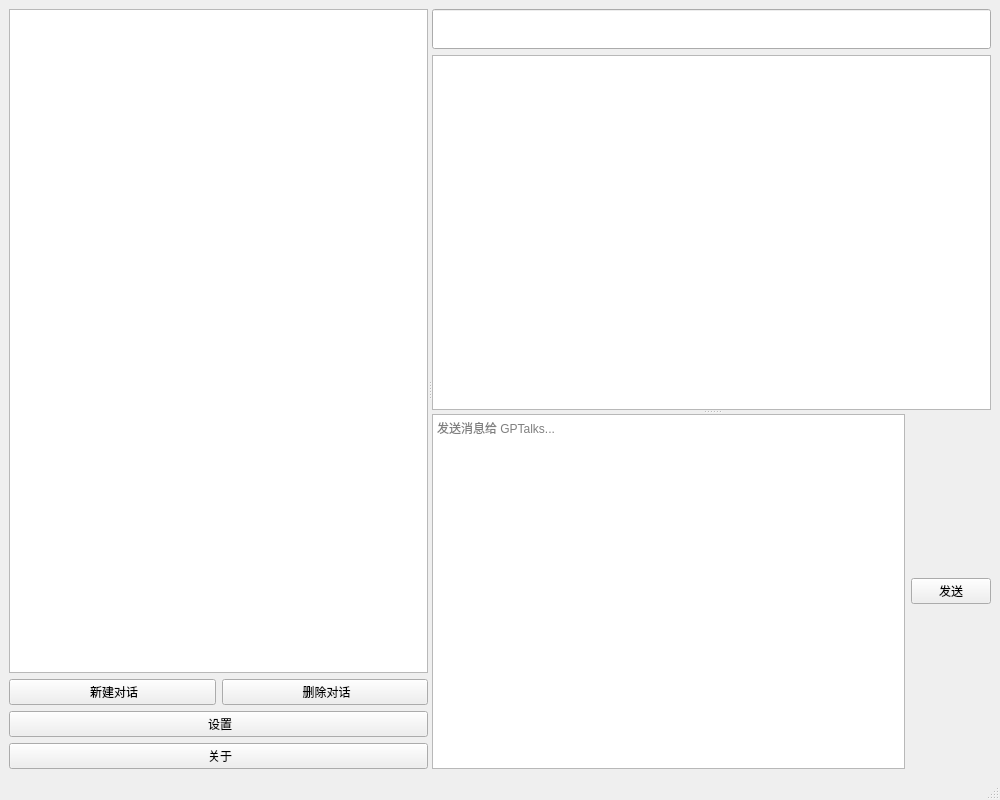
This is ui/main_window.ui in liyixin1/GPTalks as Qt 5 draws it before an edit. The edited form follows.
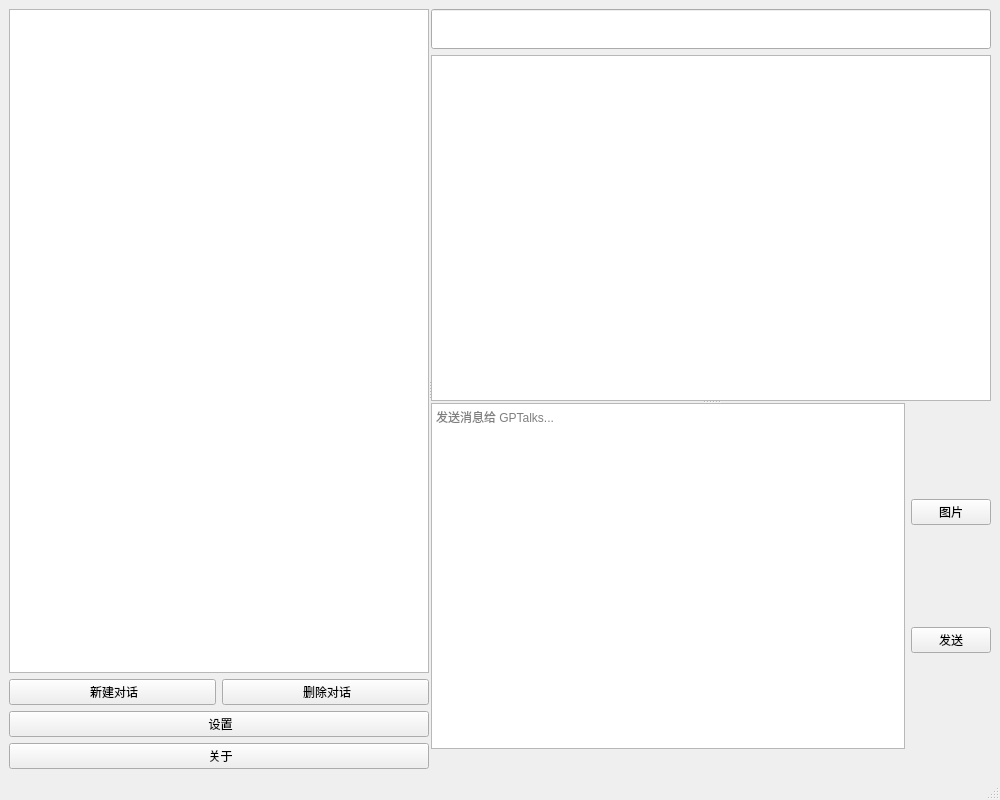
This is the edited form. Icons and pictures are not drawn.

Commit message: 支持向gpt-4-turbo或gpt-4o模型传输图片，并且图片能显示到主界面上，同时存放到保存的日志中。删除无用ui中的无用图标

What changed in the file:
```diff
--- a/ui/main_window.ui
+++ b/ui/main_window.ui
@@ -24,14 +24,23 @@
    <bool>false</bool>
   </property>
   <widget class="QWidget" name="centralwidget">
+   <property name="styleSheet">
+    <string notr="true"/>
+   </property>
    <layout class="QVBoxLayout" name="verticalLayout">
     <item>
      <widget class="QSplitter" name="splitter_2">
       <property name="orientation">
        <enum>Qt::Horizontal</enum>
       </property>
+      <property name="handleWidth">
+       <number>2</number>
+      </property>
       <widget class="QWidget" name="layoutWidget_3">
        <layout class="QVBoxLayout" name="verticalLayout_4">
+        <property name="sizeConstraint">
+         <enum>QLayout::SetMaximumSize</enum>
+        </property>
         <item>
          <widget class="QListWidget" name="listWidget_session"/>
         </item>
@@ -57,6 +66,18 @@
              <iconset>
               <normaloff>image/delect.svg</normaloff>image/delect.svg</iconset>
             </property>
+            <property name="checkable">
+             <bool>false</bool>
+            </property>
+            <property name="autoDefault">
+             <bool>false</bool>
+            </property>
+            <property name="default">
+             <bool>false</bool>
+            </property>
+            <property name="flat">
+             <bool>false</bool>
+            </property>
            </widget>
           </item>
          </layout>
@@ -98,6 +119,9 @@
           <property name="alignment">
            <set>Qt::AlignCenter</set>
           </property>
+          <property name="clearButtonEnabled">
+           <bool>false</bool>
+          </property>
          </widget>
         </item>
         <item>
@@ -105,6 +129,9 @@
           <property name="orientation">
            <enum>Qt::Vertical</enum>
           </property>
+          <property name="handleWidth">
+           <number>2</number>
+          </property>
           <widget class="QTextBrowser" name="textBrowser_show">
            <property name="font">
             <font>
@@ -120,6 +147,16 @@
            <property name="readOnly">
             <bool>true</bool>
            </property>
+           <property name="html">
+            <string>&lt;!DOCTYPE HTML PUBLIC &quot;-//W3C//DTD HTML 4.0//EN&quot; &quot;http://www.w3.org/TR/REC-html40/strict.dtd&quot;&gt;
+&lt;html&gt;&lt;head&gt;&lt;meta name=&quot;qrichtext&quot; content=&quot;1&quot; /&gt;&lt;meta charset=&quot;utf-8&quot; /&gt;&lt;style type=&quot;text/css&quot;&gt;
+p, li { white-space: pre-wrap; }
+hr { height: 1px; border-width: 0; }
+li.unchecked::marker { content: &quot;\2610&quot;; }
+li.checked::marker { content: &quot;\2612&quot;; }
+&lt;/style&gt;&lt;/head&gt;&lt;body style=&quot; font-family:'Segoe UI Emoji'; font-size:12pt; font-weight:400; font-style:normal;&quot;&gt;
+&lt;p style=&quot;-qt-paragraph-type:empty; margin-top:0px; margin-bottom:0px; margin-left:0px; margin-right:0px; -qt-block-indent:0; text-indent:0px;&quot;&gt;&lt;br /&gt;&lt;/p&gt;&lt;/body&gt;&lt;/html&gt;</string>
+           </property>
            <property name="openExternalLinks">
             <bool>true</bool>
            </property>
@@ -128,6 +165,18 @@
            <layout class="QHBoxLayout" name="horizontalLayout_4">
             <item>
              <widget class="QPlainTextEdit" name="plainTextEdit_input">
+              <property name="enabled">
+               <bool>true</bool>
+              </property>
+              <property name="toolTip">
+               <string/>
+              </property>
+              <property name="undoRedoEnabled">
+               <bool>true</bool>
+              </property>
+              <property name="overwriteMode">
+               <bool>false</bool>
+              </property>
               <property name="placeholderText">
                <string>发送消息给 GPTalks...</string>
               </property>
@@ -135,6 +184,39 @@
             </item>
             <item>
              <layout class="QVBoxLayout" name="verticalLayout_2">
+              <item>
+               <widget class="QPushButton" name="pushButton_upload">
+                <property name="toolTip">
+                 <string>支持上传1张图片
+最大20MB</string>
+                </property>
+                <property name="toolTipDuration">
+                 <number>-1</number>
+                </property>
+                <property name="statusTip">
+                 <string/>
+                </property>
+                <property name="whatsThis">
+                 <string/>
+                </property>
+                <property name="text">
+                 <string>图片</string>
+                </property>
+                <property name="icon">
+                 <iconset>
+                  <normaloff>image/upload.svg</normaloff>image/upload.svg</iconset>
+                </property>
+                <property name="autoDefault">
+                 <bool>false</bool>
+                </property>
+                <property name="default">
+                 <bool>false</bool>
+                </property>
+                <property name="flat">
+                 <bool>false</bool>
+                </property>
+               </widget>
+              </item>
               <item>
                <widget class="QPushButton" name="pushButton_send">
                 <property name="text">
@@ -144,6 +226,9 @@
                  <iconset>
                   <normaloff>image/send.svg</normaloff>image/send.svg</iconset>
                 </property>
+                <property name="flat">
+                 <bool>false</bool>
+                </property>
                </widget>
               </item>
              </layout>
@@ -152,6 +237,54 @@
           </widget>
          </widget>
         </item>
+        <item>
+         <layout class="QHBoxLayout" name="horizontalLayout_2">
+          <item alignment="Qt::AlignLeft">
+           <widget class="QLabel" name="label_image">
+            <property name="sizePolicy">
+             <sizepolicy hsizetype="Minimum" vsizetype="Minimum">
+              <horstretch>0</horstretch>
+              <verstretch>0</verstretch>
+             </sizepolicy>
+            </property>
+            <property name="minimumSize">
+             <size>
+              <width>30</width>
+              <height>0</height>
+             </size>
+            </property>
+            <property name="maximumSize">
+             <size>
+              <width>80</width>
+              <height>80</height>
+             </size>
+            </property>
+            <property name="text">
+             <string/>
+            </property>
+           </widget>
+          </item>
+          <item alignment="Qt::AlignLeft">
+           <widget class="QLabel" name="label_file">
+            <property name="minimumSize">
+             <size>
+              <width>30</width>
+              <height>0</height>
+             </size>
+            </property>
+            <property name="maximumSize">
+             <size>
+              <width>80</width>
+              <height>80</height>
+             </size>
+            </property>
+            <property name="text">
+             <string/>
+            </property>
+           </widget>
+          </item>
+         </layout>
+        </item>
        </layout>
       </widget>
      </widget>
```
Left out of the diff: 6 changed lines with no effect on the pictures. The commit also changes 20 other files.
